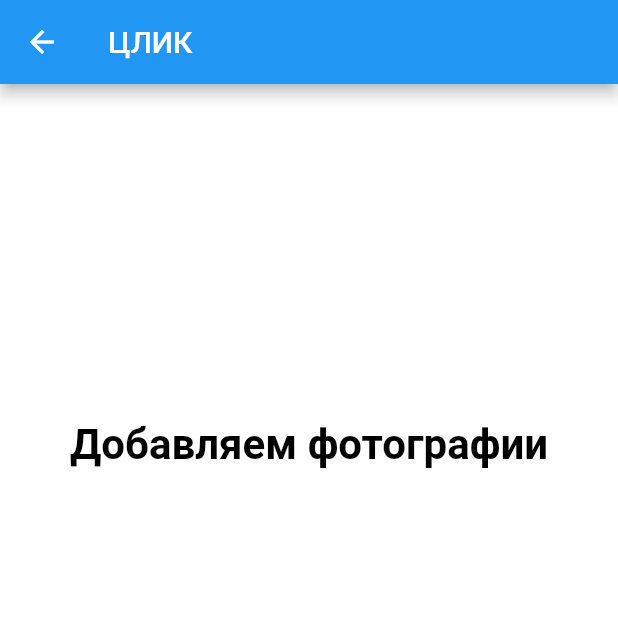
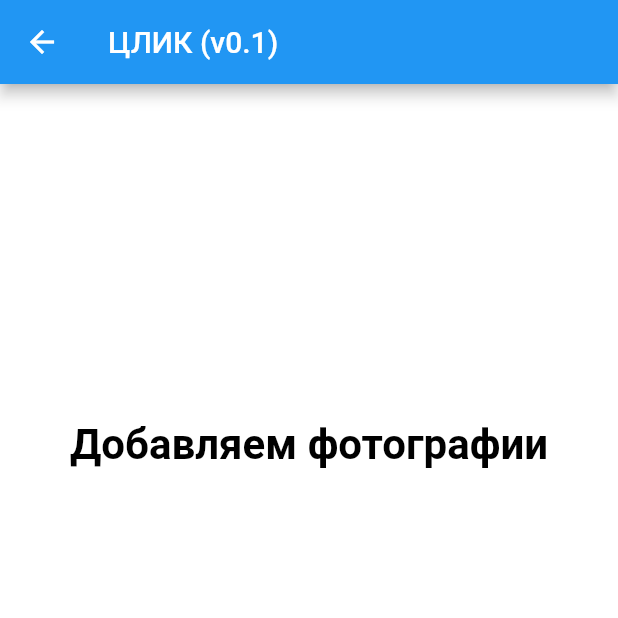
Before and after one commit to CityManagerApp/cm-mobile, a Flutter app: the AddPhotosPage screen opened directly, on a phone screen of 412 x 824 dp, the top half of it. Run offline on Flutter 3.47's test engine with Material 2 defaults, Android fonts, the phone set to English and light mode, and no system bars; our stand-ins replace image_cropper, image_picker; missing offline and left inert: flutter_barcode_scanner.

Commit message:
версия

```diff
--- a/lib/main.dart
+++ b/lib/main.dart
@@ -16,7 +16,7 @@ void main() {
 }
 
 class MyApp extends StatelessWidget {
-  static final String title = 'ЦЛИК';
+  static final String title = 'ЦЛИК (v0.1)';
 
   @override
   Widget build(BuildContext context) => MaterialApp(
```
